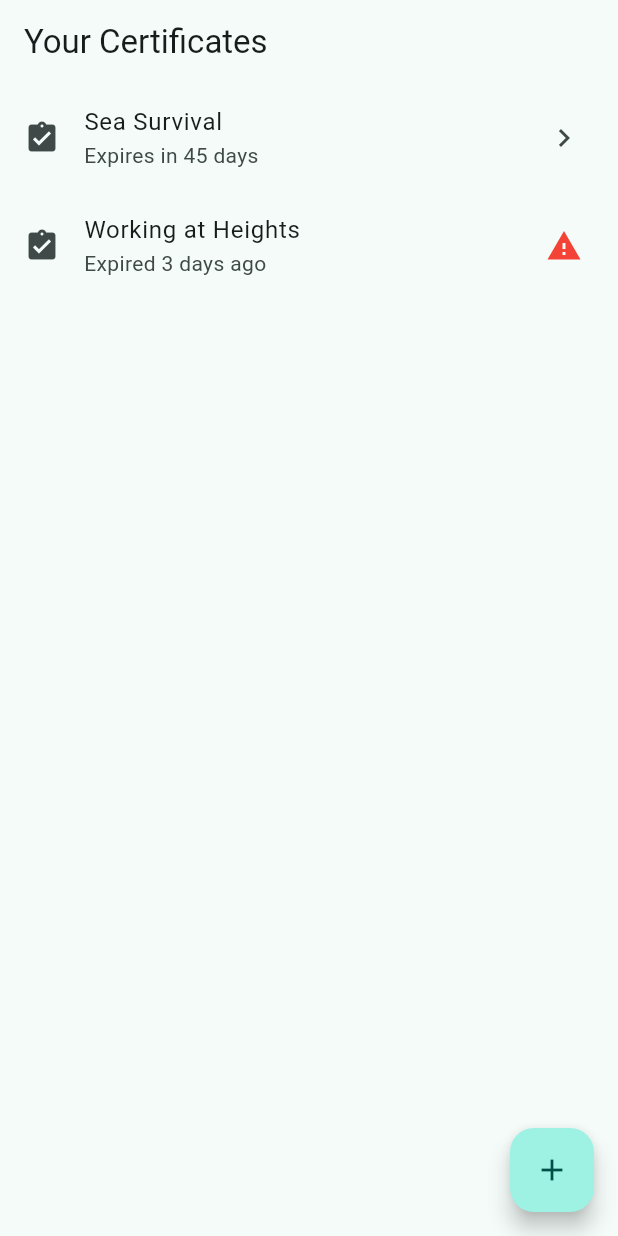
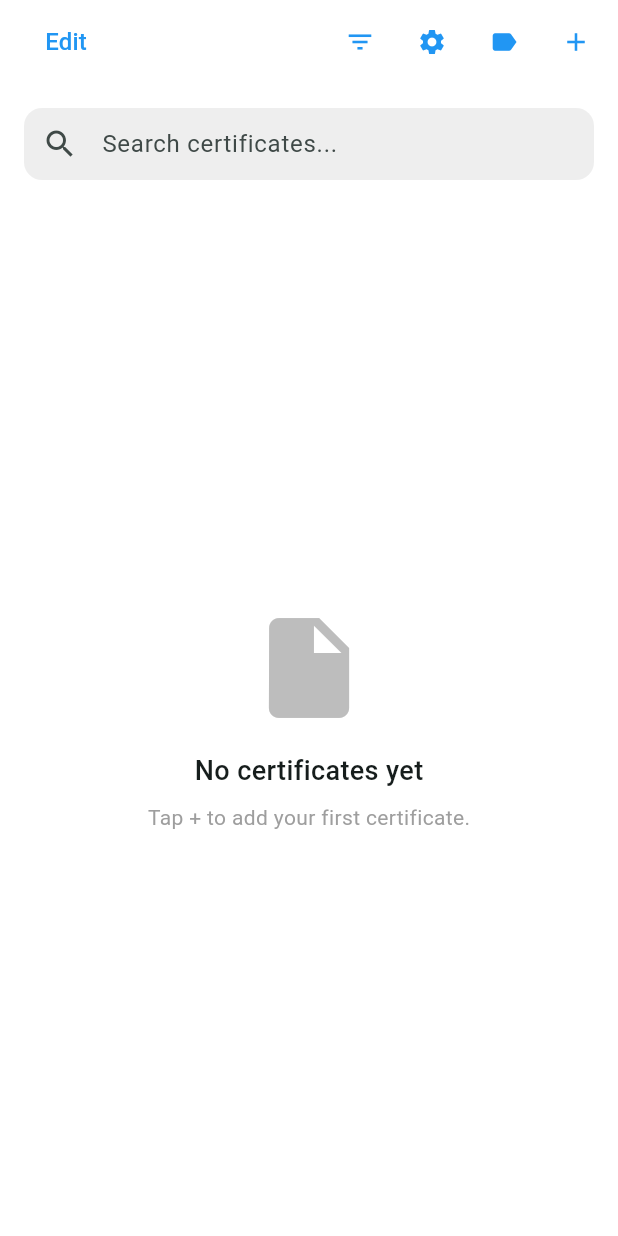
Before and after one commit to wolfgangkle/c_Manager, a Flutter app: the screen it shows after launch, on a phone screen of 412 x 824 dp. Run offline on Flutter 3.47's test engine with Material 3 defaults, Android fonts, the phone set to English and light mode, and no system bars.

Commit message:
First Home Screen tries

```diff
--- a/lib/main.dart
+++ b/lib/main.dart
@@ -1,56 +1,32 @@
 import 'package:flutter/material.dart';
+import 'modules/home/screen/home_screen.dart';
 
 void main() {
   runApp(const MyApp());
 }
 
-class MyApp extends StatelessWidget {  const MyApp({super.key});
-
-@override
-Widget build(BuildContext context) {
-  return MaterialApp(
-    title: 'cManager+',
-    theme: ThemeData(
-      colorScheme: ColorScheme.fromSeed(seedColor: Colors.teal),
-      useMaterial3: true,
-    ),
-    home: const CertificateListScreen(),
-  );
-}
-}
-
-class CertificateListScreen extends StatelessWidget {
-  const CertificateListScreen({super.key});
+class MyApp extends StatelessWidget {
+  const MyApp({super.key});
 
   @override
   Widget build(BuildContext context) {
-    return Scaffold(
-      appBar: AppBar(
-        title: const Text('Your Certificates'),
+    return MaterialApp(
+      title: 'cManager+',
+      theme: ThemeData(
+        colorScheme: ColorScheme.fromSeed(
+          seedColor: Colors.teal,
+          brightness: Brightness.light,
+        ),
+        scaffoldBackgroundColor: Colors.white,
+        appBarTheme: const AppBarTheme(
+          backgroundColor: Colors.white,      // AppBar matches background
+          foregroundColor: Colors.black,      // Icon/text color in AppBar
+          elevation: 0,                       // Flat AppBar look
+          surfaceTintColor: Colors.transparent, // Prevent any overlay tint
+        ),
+        useMaterial3: true,
       ),
-      body: ListView(
-        children: const [
-          ListTile(
-            leading: Icon(Icons.assignment_turned_in),
-            title: Text('Sea Survival'),
-            subtitle: Text('Expires in 45 days'),
-            trailing: Icon(Icons.chevron_right),
-          ),
-          ListTile(
-            leading: Icon(Icons.assignment_turned_in),
-            title: Text('Working at Heights'),
-            subtitle: Text('Expired 3 days ago'),
-            trailing: Icon(Icons.warning, color: Colors.red),
-          ),
-        ],
-      ),
-      floatingActionButton: FloatingActionButton(
-        onPressed: () {
-          // Later: Open add certificate screen
-        },
-        child: const Icon(Icons.add),
-        tooltip: 'Add Certificate',
-      ),
+      home: const HomeScreen(),
     );
   }
 }
--- /dev/null
+++ b/lib/modules/certificate_list/controllers/certificate_list_controller.dart
@@ -0,0 +1,2 @@
+// controller placeholder
+class CertificateListController {}
--- /dev/null
+++ b/lib/modules/certificate_list/services/certificate_list_service.dart
@@ -0,0 +1,2 @@
+// service placeholder
+class CertificateListService {}
--- /dev/null
+++ b/lib/modules/certificate_list/widgets/empty_state_view.dart
@@ -0,0 +1,30 @@
+import 'package:flutter/material.dart';
+
+class EmptyStateView extends StatelessWidget {
+  final String title;
+  final String subtitle;
+  final IconData icon;
+
+  const EmptyStateView({
+    super.key,
+    required this.title,
+    required this.subtitle,
+    this.icon = Icons.insert_drive_file,
+  });
+
+  @override
+  Widget build(BuildContext context) {
+    return Center(
+      child: Column(
+        mainAxisAlignment: MainAxisAlignment.center,
+        children: [
+          Icon(icon, size: 80, color: Colors.grey.shade400),
+          const SizedBox(height: 16),
+          Text(title, style: const TextStyle(fontSize: 18, fontWeight: FontWeight.w500)),
+          const SizedBox(height: 8),
+          Text(subtitle, style: const TextStyle(fontSize: 14, color: Colors.grey)),
+        ],
+      ),
+    );
+  }
+}
--- /dev/null
+++ b/lib/modules/home/screen/home_screen.dart
@@ -0,0 +1,164 @@
+import 'package:flutter/material.dart';
+import 'package:c_manager/modules/certificate_list/widgets/certificate_list_item.dart';
+import 'package:c_manager/modules/certificate_list/widgets/empty_state_view.dart';
+
+class HomeScreen extends StatefulWidget {
+  const HomeScreen({super.key});
+
+  @override
+  State<HomeScreen> createState() => _HomeScreenState();
+}
+
+class _HomeScreenState extends State<HomeScreen> {
+  final TextEditingController _searchController = TextEditingController();
+  String _searchQuery = '';
+  bool _editMode = false;
+
+  final List<Map<String, dynamic>> _allCertificates = [];
+
+  List<Map<String, dynamic>> get _filteredCertificates {
+    if (_searchQuery.isEmpty) return _allCertificates;
+    return _allCertificates.where((cert) {
+      final title = (cert['title'] as String).toLowerCase();
+      final tags = (cert['tags'] as List<String>).join(' ').toLowerCase();
+      return title.contains(_searchQuery.toLowerCase()) ||
+          tags.contains(_searchQuery.toLowerCase());
+    }).toList();
+  }
+
+  @override
+  Widget build(BuildContext context) {
+    final hasCertificates = _filteredCertificates.isNotEmpty;
+
+    return Scaffold(
+      body: CustomScrollView(
+        slivers: [
+          SliverAppBar(
+            automaticallyImplyLeading: false,
+            backgroundColor: Colors.white,
+            elevation: 0,
+            pinned: true,
+            titleSpacing: 0,
+            leadingWidth: 80,
+            leading: Padding(
+              padding: const EdgeInsets.only(left: 8),
+              child: SizedBox(
+                width: 60,
+                child: TextButton(
+                  onPressed: () => setState(() => _editMode = !_editMode),
+                  child: Text(
+                    _editMode ? 'Done' : 'Edit',
+                    style: const TextStyle(
+                      fontSize: 16,
+                      fontWeight: FontWeight.w500,
+                      color: Colors.blue,
+                    ),
+                  ),
+                ),
+              ),
+            ),
+            actions: [
+              const SizedBox(width: 4),
+              _buildTinyIcon(Icons.add, 'Add', () {
+                // TODO: Add certificate
+              }),
+              _buildTinyIcon(Icons.label, 'Tags', () {
+                // TODO: Tags
+              }),
+              _buildTinyIcon(Icons.settings, 'Settings', () {
+                // TODO: Settings
+              }),
+              _buildTinyIcon(Icons.filter_list, 'Filters', () {
+                // TODO: Filters
+              }),
+              const SizedBox(width: 8),
+            ].reversed.toList(),
+          ),
+
+          SliverPersistentHeader(
+            pinned: true,
+            floating: true,
+            delegate: _SearchBarDelegate(
+              searchController: _searchController,
+              onChanged: (value) => setState(() => _searchQuery = value),
+            ),
+          ),
+
+          hasCertificates
+              ? SliverList(
+            delegate: SliverChildBuilderDelegate(
+                  (context, index) {
+                final cert = _filteredCertificates[index];
+                return CertificateListItem(
+                  title: cert['title'] as String,
+                  tags: List<String>.from(cert['tags']),
+                  daysRemaining: cert['days'] as int,
+                );
+              },
+              childCount: _filteredCertificates.length,
+            ),
+          )
+              : SliverFillRemaining(
+            hasScrollBody: false,
+            child: const EmptyStateView(
+              title: 'No certificates yet',
+              subtitle: 'Tap + to add your first certificate.',
+            ),
+          ),
+        ],
+      ),
+    );
+  }
+
+  Widget _buildTinyIcon(IconData icon, String tooltip, VoidCallback onTap) {
+    return IconButton(
+      icon: Icon(icon, size: 20, color: Colors.blue),
+      tooltip: tooltip,
+      onPressed: onTap,
+      padding: const EdgeInsets.symmetric(horizontal: 4),
+      constraints: const BoxConstraints(minWidth: 36, minHeight: 36),
+    );
+  }
+}
+
+class _SearchBarDelegate extends SliverPersistentHeaderDelegate {
+  final TextEditingController searchController;
+  final ValueChanged<String> onChanged;
+
+  _SearchBarDelegate({
+    required this.searchController,
+    required this.onChanged,
+  });
+
+  @override
+  Widget build(BuildContext context, double shrinkOffset, bool overlapsContent) {
+    return Container(
+      color: Colors.white,
+      padding: const EdgeInsets.all(16),
+      child: TextField(
+        controller: searchController,
+        onChanged: onChanged,
+        decoration: InputDecoration(
+          hintText: 'Search certificates...',
+          prefixIcon: const Icon(Icons.search),
+          filled: true,
+          fillColor: Colors.grey.shade200,
+          contentPadding: const EdgeInsets.symmetric(horizontal: 16, vertical: 0),
+          border: OutlineInputBorder(
+            borderRadius: BorderRadius.circular(12),
+            borderSide: BorderSide.none,
+          ),
+        ),
+      ),
+    );
+  }
+
+  @override
+  double get maxExtent => 80;
+
+  @override
+  double get minExtent => 80;
+
+  @override
+  bool shouldRebuild(covariant SliverPersistentHeaderDelegate oldDelegate) => true;
+}
```
Also changed, not shown: lib/modules/certificate_list/screen/certificate_list_screen.dart (+90 -0 lines), lib/modules/certificate_list/widgets/certificate_list_item.dart (added, +95 -0 lines), 1 other file.
